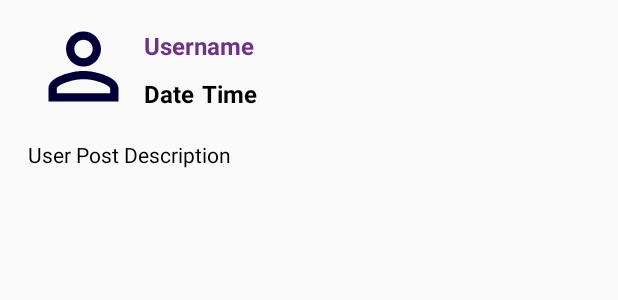
After one commit to SwethaGeetheswaran/BookSharing-App, an Android app: the layout all_users_post.xml on its own in the app's theme, with its tools: preview values and no code run, on a phone screen of 412 x 824 dp. The commit adds this screen. Shown: the top 300 px of the screen. Run offline under Robolectric (Android 15) with nearby library versions, the phone set to English and light mode, and no system bars.

Commit message:
Add post - Part3

```diff
--- a/app/build.gradle
+++ b/app/build.gradle
@@ -54,6 +54,8 @@ dependencies {
     api 'com.theartofdev.edmodo:android-image-cropper:2.8.+'
     //Picasso library
     implementation 'com.squareup.picasso:picasso:2.71828'
+    // Firebase recycler
+    implementation 'com.firebaseui:firebase-ui-database:6.0.2'
     testImplementation 'junit:junit:4.12'
     androidTestImplementation 'androidx.test.ext:junit:1.1.1'
     androidTestImplementation 'androidx.test.espresso:espresso-core:3.2.0'
--- /dev/null
+++ b/app/src/main/res/layout/all_users_post.xml
@@ -0,0 +1,88 @@
+<?xml version="1.0" encoding="utf-8"?>
+<LinearLayout
+    xmlns:android="http://schemas.android.com/apk/res/android"
+    android:layout_width="match_parent"
+    android:layout_height="wrap_content"
+    android:orientation="vertical"
+    android:layout_marginBottom="3dp"
+    android:layout_marginStart="10dp"
+    android:layout_marginEnd="10dp"
+    android:layout_marginTop="4dp">
+
+        <LinearLayout
+            android:layout_width="match_parent"
+            android:layout_height="wrap_content"
+            android:orientation="horizontal"
+            android:padding="5dp">
+
+            <de.hdodenhof.circleimageview.CircleImageView
+                android:layout_width="70dp"
+                android:layout_height="70dp"
+                android:src="@drawable/ic_profile"
+                android:id="@+id/all_user_post_profile_image"
+                android:scaleType="centerCrop"
+                android:layout_marginStart="5dp"/>
+
+                    <LinearLayout
+                        android:layout_width="match_parent"
+                        android:layout_height="wrap_content"
+                        android:orientation="vertical">
+
+                        <TextView
+                            android:layout_width="match_parent"
+                            android:layout_height="wrap_content"
+                            android:id="@+id/all_user_post_name"
+                            android:layout_marginStart="5dp"
+                            android:layout_marginTop="10dp"
+                            android:textAlignment="textStart"
+                            android:textSize="16sp"
+                            android:textStyle="bold"
+                            android:text="@string/user_name"
+                            android:textColor="@color/colorPurple"/>
+                        <LinearLayout
+                            android:layout_width="wrap_content"
+                            android:layout_height="wrap_content"
+                            android:orientation="horizontal">
+                        <TextView
+                            android:layout_width="wrap_content"
+                            android:layout_height="wrap_content"
+                            android:text="@string/date"
+                            android:id="@+id/all_user_post_date"
+                            android:layout_marginStart="5dp"
+                            android:layout_marginTop="10dp"
+                            android:textAlignment="textStart"
+                            android:textSize="16sp"
+                            android:textStyle="bold"
+                            android:textColor="#000000"/>
+                        <TextView
+                            android:layout_width="wrap_content"
+                            android:layout_height="wrap_content"
+                            android:text="@string/time"
+                            android:id="@+id/all_user_post_time"
+                            android:layout_marginStart="5dp"
+                            android:layout_marginTop="10dp"
+                            android:textAlignment="textStart"
+                            android:textSize="16sp"
+                            android:textStyle="bold"
+                            android:textColor="#000000"/>
+                        </LinearLayout>
+                    </LinearLayout>
+        </LinearLayout>
+
+    <TextView
+        android:layout_width="match_parent"
+        android:layout_height="wrap_content"
+        android:text="@string/user_post_description"
+        android:layout_margin="5dp"
+        android:id="@+id/all_user_post_text"
+        android:padding="3dp"
+        android:textSize="14sp"
+        android:textColor="#000000"/>
+    <ImageView
+        android:layout_width="match_parent"
+        android:layout_height="200dp"
+        android:layout_margin="5dp"
+        android:adjustViewBounds="true"
+        android:scaleType="centerCrop"
+        android:id="@+id/all_users_post_image"/>
+</LinearLayout>
--- a/app/src/main/res/layout/home_activity_screen.xml
+++ b/app/src/main/res/layout/home_activity_screen.xml
@@ -17,7 +17,7 @@
             <androidx.recyclerview.widget.RecyclerView
                 android:layout_width="match_parent"
                 android:layout_height="match_parent"
-                android:id="@+id/recycler_view" />
+                android:id="@+id/all_users_post_list" />
         </FrameLayout>
 
     <com.google.android.material.navigation.NavigationView
--- a/app/src/main/res/values/strings.xml
+++ b/app/src/main/res/values/strings.xml
@@ -36,4 +36,7 @@
     <string name="password_reset_email">Send Password Reset Email</string>
     <string name="show_password">Show Password</string>
     <string name="hide_password">Hide Password</string>
+    <string name="date">Date</string>
+    <string name="time">Time</string>
+    <string name="user_post_description">User Post Description</string>
 </resources>
```
Also changed, not shown: app/src/main/java/com/example/booksharingapp/HomeActivity.kt (+72 -4 lines), app/src/main/java/com/example/booksharingapp/allUsersPost.kt (added, +30 -0 lines), app/src/main/java/com/example/booksharingapp/user_post_activity.kt (+6 -3 lines).
